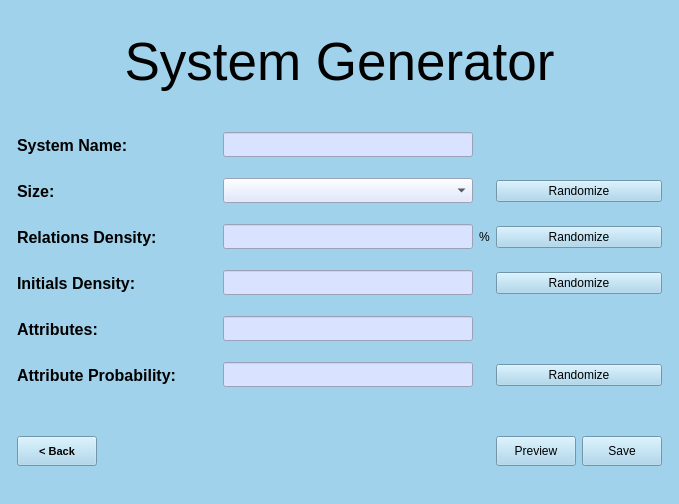
Before: the Qt Designer form GUI/GeneratorUI.ui in eden2888/BMC_Simulation, drawn with Qt 5.
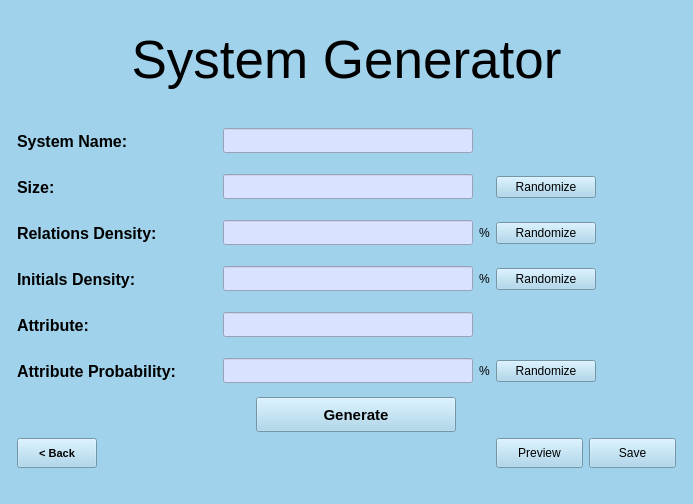
After: the same form once the commit is applied.

Commit message: Generator screen logic updated: generate button + save button. TODO: input check and preview button

Patch:
```diff
--- a/GUI/GeneratorUI.ui
+++ b/GUI/GeneratorUI.ui
@@ -9,7 +9,7 @@
    <rect>
     <x>0</x>
     <y>0</y>
-    <width>669</width>
+    <width>691</width>
     <height>504</height>
    </rect>
   </property>
@@ -144,27 +144,14 @@
        </property>
       </widget>
      </item>
-     <item row="7" column="1">
-      <widget class="QLineEdit" name="lineEdit_2">
-       <property name="sizePolicy">
-        <sizepolicy hsizetype="Fixed" vsizetype="Fixed">
-         <horstretch>0</horstretch>
-         <verstretch>0</verstretch>
-        </sizepolicy>
-       </property>
-       <property name="minimumSize">
-        <size>
-         <width>250</width>
-         <height>25</height>
-        </size>
-       </property>
-       <property name="styleSheet">
-        <string notr="true">background-color: rgb(217, 226, 255)</string>
-       </property>
-      </widget>
-     </item>
      <item row="3" column="2">
       <widget class="QPushButton" name="BtnRndSize">
+       <property name="maximumSize">
+        <size>
+         <width>100</width>
+         <height>16777215</height>
+        </size>
+       </property>
        <property name="text">
         <string>Randomize</string>
        </property>
@@ -172,17 +159,49 @@
      </item>
      <item row="4" column="2">
       <widget class="QPushButton" name="BtnRndRelDensity">
+       <property name="maximumSize">
+        <size>
+         <width>100</width>
+         <height>16777215</height>
+        </size>
+       </property>
        <property name="text">
         <string>Randomize</string>
        </property>
       </widget>
      </item>
-     <item row="7" column="2">
-      <widget class="QPushButton" name="BtnRndAttProb">
-       <property name="text">
-        <string>Randomize</string>
-       </property>
-      </widget>
+     <item row="7" column="1">
+      <layout class="QHBoxLayout" name="HBoxProb">
+       <item>
+        <widget class="QLineEdit" name="LineAttProb">
+         <property name="sizePolicy">
+          <sizepolicy hsizetype="Fixed" vsizetype="Fixed">
+           <horstretch>0</horstretch>
+           <verstretch>0</verstretch>
+          </sizepolicy>
+         </property>
+         <property name="minimumSize">
+          <size>
+           <width>250</width>
+           <height>25</height>
+          </size>
+         </property>
+         <property name="styleSheet">
+          <string notr="true">background-color: rgb(217, 226, 255)</string>
+         </property>
+         <property name="inputMask">
+          <string/>
+         </property>
+        </widget>
+       </item>
+       <item>
+        <widget class="QLabel" name="LblPrcnt3">
+         <property name="text">
+          <string>%</string>
+         </property>
+        </widget>
+       </item>
+      </layout>
      </item>
      <item row="9" column="0">
       <widget class="QPushButton" name="BtnBack">
@@ -210,6 +229,19 @@
        </property>
       </widget>
      </item>
+     <item row="7" column="2">
+      <widget class="QPushButton" name="BtnRndAttProb">
+       <property name="maximumSize">
+        <size>
+         <width>100</width>
+         <height>16777215</height>
+        </size>
+       </property>
+       <property name="text">
+        <string>Randomize</string>
+       </property>
+      </widget>
+     </item>
      <item row="3" column="0">
       <widget class="QLabel" name="LblSyName">
        <property name="sizePolicy">
@@ -242,32 +274,13 @@
        </property>
       </widget>
      </item>
-     <item row="5" column="1">
-      <widget class="QLineEdit" name="lineEdit">
-       <property name="sizePolicy">
-        <sizepolicy hsizetype="Fixed" vsizetype="Fixed">
-         <horstretch>0</horstretch>
-         <verstretch>0</verstretch>
-        </sizepolicy>
-       </property>
-       <property name="minimumSize">
-        <size>
-         <width>250</width>
-         <height>25</height>
-        </size>
-       </property>
-       <property name="styleSheet">
-        <string notr="true">background-color: rgb(217, 226, 255)</string>
-       </property>
-       <property name="maxLength">
-        <number>3</number>
-       </property>
-      </widget>
-     </item>
      <item row="9" column="2">
       <layout class="QHBoxLayout" name="HBoxSaveButtons" stretch="0,0">
        <item>
         <widget class="QPushButton" name="BtnPreview">
+         <property name="enabled">
+          <bool>true</bool>
+         </property>
          <property name="sizePolicy">
           <sizepolicy hsizetype="Minimum" vsizetype="Fixed">
            <horstretch>0</horstretch>
@@ -287,6 +300,9 @@
        </item>
        <item>
         <widget class="QPushButton" name="BtnSave">
+         <property name="enabled">
+          <bool>true</bool>
+         </property>
          <property name="minimumSize">
           <size>
            <width>0</width>
@@ -322,7 +338,7 @@
         </font>
        </property>
        <property name="text">
-        <string>Attributes:</string>
+        <string>Attribute:</string>
        </property>
        <property name="alignment">
         <set>Qt::AlignLeading|Qt::AlignLeft|Qt::AlignVCenter</set>
@@ -334,6 +350,12 @@
      </item>
      <item row="5" column="2">
       <widget class="QPushButton" name="BtnRndInitDensity">
+       <property name="maximumSize">
+        <size>
+         <width>100</width>
+         <height>16777215</height>
+        </size>
+       </property>
        <property name="text">
         <string>Randomize</string>
        </property>
@@ -371,28 +393,6 @@
        </property>
       </widget>
      </item>
-     <item row="3" column="1">
-      <widget class="QComboBox" name="CBoxSize">
-       <property name="sizePolicy">
-        <sizepolicy hsizetype="Fixed" vsizetype="Fixed">
-         <horstretch>0</horstretch>
-         <verstretch>0</verstretch>
-        </sizepolicy>
-       </property>
-       <property name="minimumSize">
-        <size>
-         <width>250</width>
-         <height>25</height>
-        </size>
-       </property>
-       <property name="autoFillBackground">
-        <bool>false</bool>
-       </property>
-       <property name="styleSheet">
-        <string notr="true">background-color: rgb(217, 226, 255)</string>
-       </property>
-      </widget>
-     </item>
      <item row="2" column="1">
       <widget class="QLineEdit" name="LineSysName">
        <property name="sizePolicy">
@@ -407,6 +407,9 @@
          <height>25</height>
         </size>
        </property>
+       <property name="layoutDirection">
+        <enum>Qt::LeftToRight</enum>
+       </property>
        <property name="autoFillBackground">
         <bool>false</bool>
        </property>
@@ -414,7 +417,7 @@
         <string notr="true">background-color: rgb(217, 226, 255)</string>
        </property>
        <property name="alignment">
-        <set>Qt::AlignCenter</set>
+        <set>Qt::AlignLeading|Qt::AlignLeft|Qt::AlignVCenter</set>
        </property>
       </widget>
      </item>
@@ -470,8 +473,63 @@
        <property name="styleSheet">
         <string notr="true">background-color: rgb(217, 226, 255)</string>
        </property>
+       <property name="inputMask">
+        <string>A</string>
+       </property>
+       <property name="text">
+        <string/>
+       </property>
       </widget>
      </item>
+     <item row="5" column="1">
+      <layout class="QHBoxLayout" name="HBoxInitials">
+       <item>
+        <widget class="QLineEdit" name="LineInitDensity">
+         <property name="sizePolicy">
+          <sizepolicy hsizetype="Fixed" vsizetype="Fixed">
+           <horstretch>0</horstretch>
+           <verstretch>0</verstretch>
+          </sizepolicy>
+         </property>
+         <property name="minimumSize">
+          <size>
+           <width>250</width>
+           <height>25</height>
+          </size>
+         </property>
+         <property name="styleSheet">
+          <string notr="true">background-color: rgb(217, 226, 255)</string>
+         </property>
+         <property name="inputMask">
+          <string/>
+         </property>
+        </widget>
+       </item>
+       <item>
+        <widget class="QLabel" name="LblPrcnt2">
+         <property name="text">
+          <string>%</string>
+         </property>
+        </widget>
+       </item>
+      </layout>
+     </item>
+     <item row="6" column="2">
+      <spacer name="horizontalSpacer">
+       <property name="orientation">
+        <enum>Qt::Horizontal</enum>
+       </property>
+       <property name="sizeType">
+        <enum>QSizePolicy::Fixed</enum>
+       </property>
+       <property name="sizeHint" stdset="0">
+        <size>
+         <width>180</width>
+         <height>20</height>
+        </size>
+       </property>
+      </spacer>
+     </item>
      <item row="4" column="1">
       <layout class="QHBoxLayout" name="HBoxDensity">
        <item>
@@ -494,6 +552,9 @@
          <property name="styleSheet">
           <string notr="true">background-color: rgb(217, 226, 255)</string>
          </property>
+         <property name="inputMask">
+          <string/>
+         </property>
          <property name="maxLength">
           <number>3</number>
          </property>
@@ -508,7 +569,7 @@
        </item>
       </layout>
      </item>
-     <item row="8" column="1">
+     <item row="8" column="0">
       <spacer name="verticalSpacer">
        <property name="orientation">
         <enum>Qt::Vertical</enum>
@@ -524,6 +585,61 @@
        </property>
       </spacer>
      </item>
+     <item row="8" column="1">
+      <layout class="QHBoxLayout" name="HBoxGenerate">
+       <item>
+        <widget class="QPushButton" name="BtnGenerate">
+         <property name="sizePolicy">
+          <sizepolicy hsizetype="Fixed" vsizetype="Fixed">
+           <horstretch>0</horstretch>
+           <verstretch>0</verstretch>
+          </sizepolicy>
+         </property>
+         <property name="minimumSize">
+          <size>
+           <width>200</width>
+           <height>35</height>
+          </size>
+         </property>
+         <property name="font">
+          <font>
+           <pointsize>11</pointsize>
+           <weight>75</weight>
+           <bold>true</bold>
+          </font>
+         </property>
+         <property name="text">
+          <string>Generate</string>
+         </property>
+        </widget>
+       </item>
+      </layout>
+     </item>
+     <item row="3" column="1">
+      <widget class="QLineEdit" name="LineSysSize">
+       <property name="sizePolicy">
+        <sizepolicy hsizetype="Fixed" vsizetype="Fixed">
+         <horstretch>0</horstretch>
+         <verstretch>0</verstretch>
+        </sizepolicy>
+       </property>
+       <property name="minimumSize">
+        <size>
+         <width>250</width>
+         <height>25</height>
+        </size>
+       </property>
+       <property name="styleSheet">
+        <string notr="true">background-color: rgb(217, 226, 255)</string>
+       </property>
+       <property name="inputMask">
+        <string/>
+       </property>
+       <property name="text">
+        <string/>
+       </property>
+      </widget>
+     </item>
     </layout>
    </item>
   </layout>
```
Left out of the diff: 51 changed lines with no effect on the pictures. The commit also changes 3 other files.
